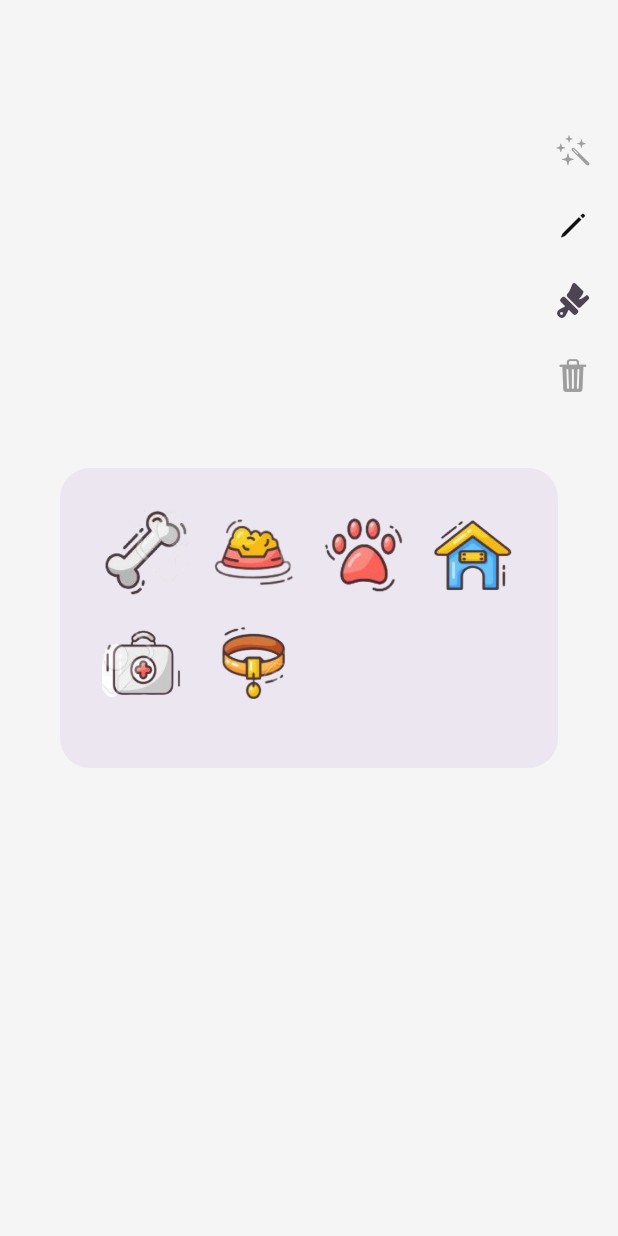
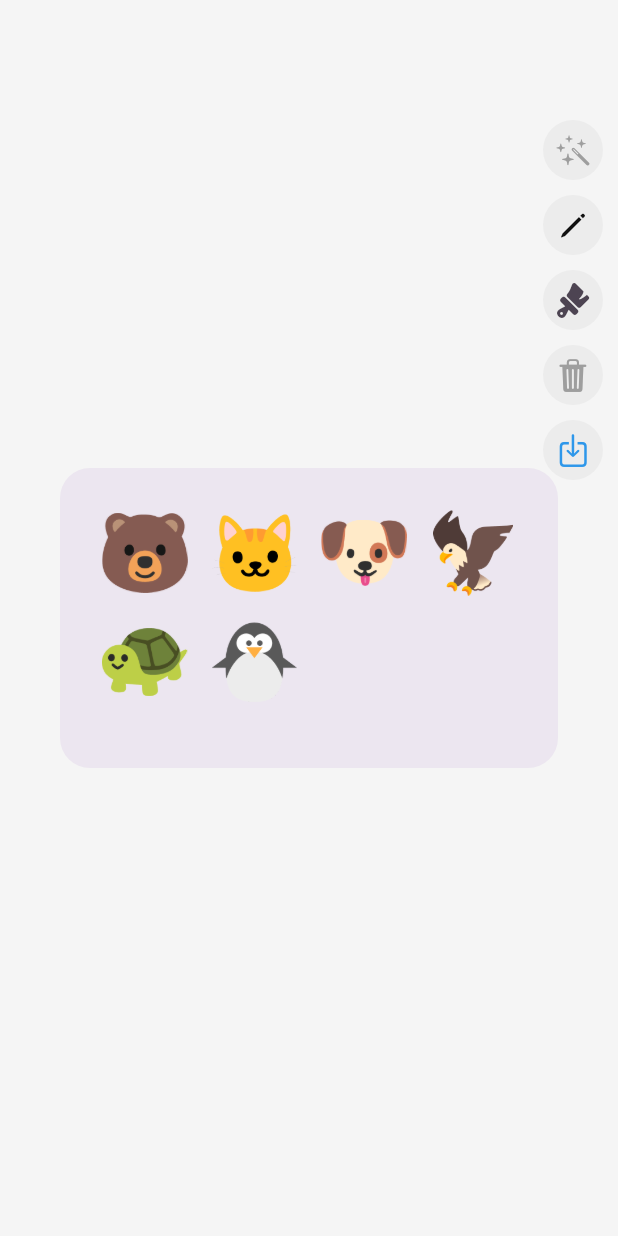
Before and after one commit to xuuanthuc/flutter_draw_app, a Flutter app: the screen it shows after launch, after a tap on an icon or button, on a phone screen of 412 x 824 dp. Run offline on Flutter 3.47's test engine with Material 3 defaults, Android fonts, the phone set to English and light mode, and no system bars; drawn by our look-alikes of screenshot; our stand-ins replace bloc, equatable, flutter_bloc, flutter_colorpicker, injectable.

Commit message:
update ui

```diff
--- a/lib/bloc/paint_state.dart
+++ b/lib/bloc/paint_state.dart
@@ -1,6 +1,6 @@
 part of 'paint_bloc.dart';
 
-enum PaintAction { draw, erase, newSticker, none }
+enum PaintAction { draw, erase, sticker, drag }
 
 @immutable
 class PaintState extends Equatable {
--- a/lib/screen/paint_screen.dart
+++ b/lib/screen/paint_screen.dart
@@ -1,9 +1,12 @@
+import 'dart:io';
 import 'dart:ui';
 import 'package:flutter/material.dart';
 import 'package:flutter_bloc/flutter_bloc.dart';
 import 'package:paint_app/model/draw_model.dart';
 import 'package:paint_app/screen/widget/overlay_image.dart';
 import 'package:paint_app/screen/widget/tools.dart';
+import 'package:path_provider/path_provider.dart';
+import 'package:screenshot/screenshot.dart';
 
 import '../bloc/paint_bloc.dart';
 
@@ -18,6 +21,7 @@ class _PaintScreenState extends State<PaintScreen> {
   final List<Widget> _images = [];
   bool _canDelete = false;
   final GlobalKey _deleteStickerIcon = GlobalKey();
+  final ScreenshotController _screenshotController = ScreenshotController();
 
   @override
   Widget build(BuildContext context) {
@@ -25,11 +29,16 @@ class _PaintScreenState extends State<PaintScreen> {
         MediaQuery.sizeOf(context).height - 20);
     return Scaffold(
       backgroundColor: Colors.white,
-      body: SizedBox(
+      body: Stack(
+        children: [
+          Screenshot(
+            controller: _screenshotController,
+            child: Container(
               width: MediaQuery.sizeOf(context).width,
               height: MediaQuery.sizeOf(context).height,
+              color: Colors.white,
               child: BlocBuilder<PaintBloc, PaintState>(
-          buildWhen: (_, cur) => cur.action == PaintAction.newSticker,
+                buildWhen: (_, cur) => cur.action == PaintAction.sticker,
                 builder: (context, state) {
                   if (state.newSticker != null) {
                     _images.add(
@@ -46,7 +55,8 @@ class _PaintScreenState extends State<PaintScreen> {
                         },
                         onScaleStart: (offset) {
                           bool canDelete = false;
-                    if ((trashStickerIconPs - offset).distance.abs() < 30) {
+                          if ((trashStickerIconPs - offset).distance.abs() <
+                              30) {
                             canDelete = true;
                           }
                           context.read<PaintBloc>().onUpdateDrag(canDelete);
@@ -69,7 +79,7 @@ class _PaintScreenState extends State<PaintScreen> {
                             if (state.action == PaintAction.erase) {
                               paint = Paint()
                                 ..blendMode = BlendMode.clear
-                          ..strokeWidth = 10
+                                ..strokeWidth = 30
                                 ..strokeCap = StrokeCap.round
                                 ..style = PaintingStyle.stroke;
                             } else {
@@ -81,7 +91,7 @@ class _PaintScreenState extends State<PaintScreen> {
                             }
                             return GestureDetector(
                               onPanDown: (point) {
-                          if (state.action == PaintAction.none) return;
+                                if (state.action == PaintAction.drag) return;
                                 context.read<PaintBloc>().onPaint(DrawLine(
                                       point: point.globalPosition,
                                       paint: paint,
@@ -89,7 +99,7 @@ class _PaintScreenState extends State<PaintScreen> {
                                     ));
                               },
                               onPanUpdate: (point) {
-                          if (state.action == PaintAction.none) return;
+                                if (state.action == PaintAction.drag) return;
                                 context.read<PaintBloc>().onPaint(DrawLine(
                                       point: point.globalPosition,
                                       paint: paint,
@@ -97,7 +107,7 @@ class _PaintScreenState extends State<PaintScreen> {
                                     ));
                               },
                               onPanEnd: (point) {
-                          if (state.action == PaintAction.none) return;
+                                if (state.action == PaintAction.drag) return;
                                 context.read<PaintBloc>().onPaint(DrawLine(
                                       point: Offset.zero,
                                       paint: paint,
@@ -117,11 +127,6 @@ class _PaintScreenState extends State<PaintScreen> {
                         ),
                       ),
                       for (int i = 0; i < _images.length; i++) _images[i],
-                const Positioned(
-                  top: 80,
-                  right: 10,
-                  child: ToolSelection(),
-                ),
                       Align(
                         alignment: Alignment.bottomCenter,
                         child: BlocBuilder<PaintBloc, PaintState>(
@@ -129,9 +134,14 @@ class _PaintScreenState extends State<PaintScreen> {
                           builder: (context, state) {
                             _canDelete = state.canDelete ?? false;
                             return Opacity(
-                        opacity: state.action == PaintAction.none ? 1 : 0,
+                              opacity: state.action == PaintAction.drag ? 1 : 0,
                               child: IconButton(
                                 onPressed: () {},
+                                style: ButtonStyle(
+                                  backgroundColor: MaterialStateProperty.all(
+                                    Colors.grey.withOpacity(0.1),
+                                  ),
+                                ),
                                 icon: Icon(
                                   Icons.delete,
                                   color: (state.canDelete ?? false)
@@ -147,6 +157,30 @@ class _PaintScreenState extends State<PaintScreen> {
                   );
                 },
               ),
+            ),
+          ),
+          Positioned(
+            top: 80,
+            right: 10,
+            child: ToolSelection(
+              onSave: () {
+                _screenshotController.capture().then((image) async {
+                  final dir = await getExternalStorageDirectory();
+                  final myImagePath = dir!.path +
+                      "/${DateTime.now().millisecondsSinceEpoch}.png";
+                  File imageFile = File(myImagePath);
+                  if (!await imageFile.exists()) {
+                    imageFile.create(recursive: true);
+                  }
+                  imageFile.writeAsBytes(image as List<int>);
+                  ScaffoldMessenger.of(context).showSnackBar(SnackBar(
+                    content: Text("Save to $myImagePath"),
+                  ));
+                });
+              },
+            ),
+          ),
+        ],
       ),
     );
   }
--- a/lib/screen/widget/tools.dart
+++ b/lib/screen/widget/tools.dart
@@ -5,7 +5,12 @@ import 'package:paint_app/bloc/paint_bloc.dart';
 import 'package:flutter_bloc/flutter_bloc.dart';
 
 class ToolSelection extends StatefulWidget {
-  const ToolSelection({Key? key}) : super(key: key);
+  final Function onSave;
+
+  const ToolSelection({
+    Key? key,
+    required this.onSave,
+  }) : super(key: key);
 
   @override
   State<ToolSelection> createState() => _ToolSelectionState();
@@ -15,12 +20,12 @@ class _ToolSelectionState extends State<ToolSelection> {
   Color pickerColor = const Color(0xff443a49);
   double size = 2;
   List<Widget> images = [
-    Image.asset("assets/bone.png"),
-    Image.asset("assets/food.png"),
-    Image.asset("assets/foot.png"),
-    Image.asset("assets/home.png"),
-    Image.asset("assets/medic.png"),
-    Image.asset("assets/ring.png"),
+    Image.asset("assets/bear.png"),
+    Image.asset("assets/cat.png"),
+    Image.asset("assets/dog.png"),
+    Image.asset("assets/eagle.png"),
+    Image.asset("assets/turtle.png"),
+    Image.asset("assets/pinguin.png"),
   ];
 
   void changeColor(Color color) {
@@ -42,7 +47,28 @@ class _ToolSelectionState extends State<ToolSelection> {
         _selectColor(context),
         const SizedBox(height: 10),
         _selectClearAll(context),
+        const SizedBox(height: 10),
+        _selectSave(onSave: () => widget.onSave()),
       ],
+    );
+  }
+
+  InkWell _selectSave({required Function onSave}) {
+    return InkWell(
+      borderRadius: BorderRadius.circular(50),
+      onTap: () => onSave(),
+      child: Container(
+        height: 40,
+        width: 40,
+        decoration: BoxDecoration(
+          borderRadius: BorderRadius.circular(50),
+          color: Colors.grey.withOpacity(0.1),
+        ),
+        child: const Icon(
+          CupertinoIcons.square_arrow_down,
+          color: Colors.blue,
+        ),
+      ),
     );
   }
 
@@ -56,9 +82,12 @@ class _ToolSelectionState extends State<ToolSelection> {
         buildWhen: (prev, curr) => prev.action != curr.action,
         builder: (context, state) {
           return Container(
-            color: Colors.transparent,
             height: 40,
             width: 40,
+            decoration: BoxDecoration(
+              borderRadius: BorderRadius.circular(50),
+              color: Colors.grey.withOpacity(0.1),
+            ),
             child: Icon(
               CupertinoIcons.delete_solid,
               color: state.action == PaintAction.erase
@@ -114,12 +143,15 @@ class _ToolSelectionState extends State<ToolSelection> {
         buildWhen: (prev, curr) => prev.action != curr.action,
         builder: (context, state) {
           return Container(
-            color: Colors.transparent,
             height: 40,
             width: 40,
+            decoration: BoxDecoration(
+              borderRadius: BorderRadius.circular(50),
+              color: Colors.grey.withOpacity(0.1),
+            ),
             child: Icon(
               CupertinoIcons.wand_stars,
-              color: state.action == PaintAction.newSticker
+              color: state.action == PaintAction.sticker
                   ? Colors.black
                   : Colors.grey,
             ),
@@ -164,7 +196,10 @@ class _ToolSelectionState extends State<ToolSelection> {
       child: Container(
         height: 40,
         width: 40,
-        color: Colors.transparent,
+        decoration: BoxDecoration(
+          borderRadius: BorderRadius.circular(50),
+          color: Colors.grey.withOpacity(0.1),
+        ),
         child: Icon(
           CupertinoIcons.paintbrush_fill,
           color: pickerColor,
@@ -210,9 +245,12 @@ class _ToolSelectionState extends State<ToolSelection> {
         buildWhen: (prev, curr) => prev.action != curr.action,
         builder: (context, state) {
           return Container(
-            color: Colors.transparent,
             height: 40,
             width: 40,
+            decoration: BoxDecoration(
+              borderRadius: BorderRadius.circular(50),
+              color: Colors.grey.withOpacity(0.1),
+            ),
             child: Icon(
               CupertinoIcons.pen,
               color:
--- a/pubspec.yaml
+++ b/pubspec.yaml
@@ -39,7 +39,8 @@ dependencies:
   injectable:
   get_it:
   flutter_colorpicker: ^1.0.3
-  uuid: ^4.4.0
+  screenshot: ^2.3.0
+  path_provider: ^2.1.3
 
 dev_dependencies:
   flutter_test:
```
Also changed, not shown: lib/bloc/paint_bloc.dart (+3 -5 lines), lib/bloc/paint_event.dart (deleted, +0 -24 lines), assets/bear.png (added), assets/bone.png (deleted), assets/cat.png (added), assets/dog.png (added), assets/eagle.png (added), assets/food.png (deleted), assets/foot.png (deleted), assets/home.png (deleted), assets/medic.png (deleted), assets/pinguin.png (added), assets/ring.png (deleted), assets/turtle.png (added), 1 more files, 4 other files. Lines whose indentation alone changed are shown as unchanged.
